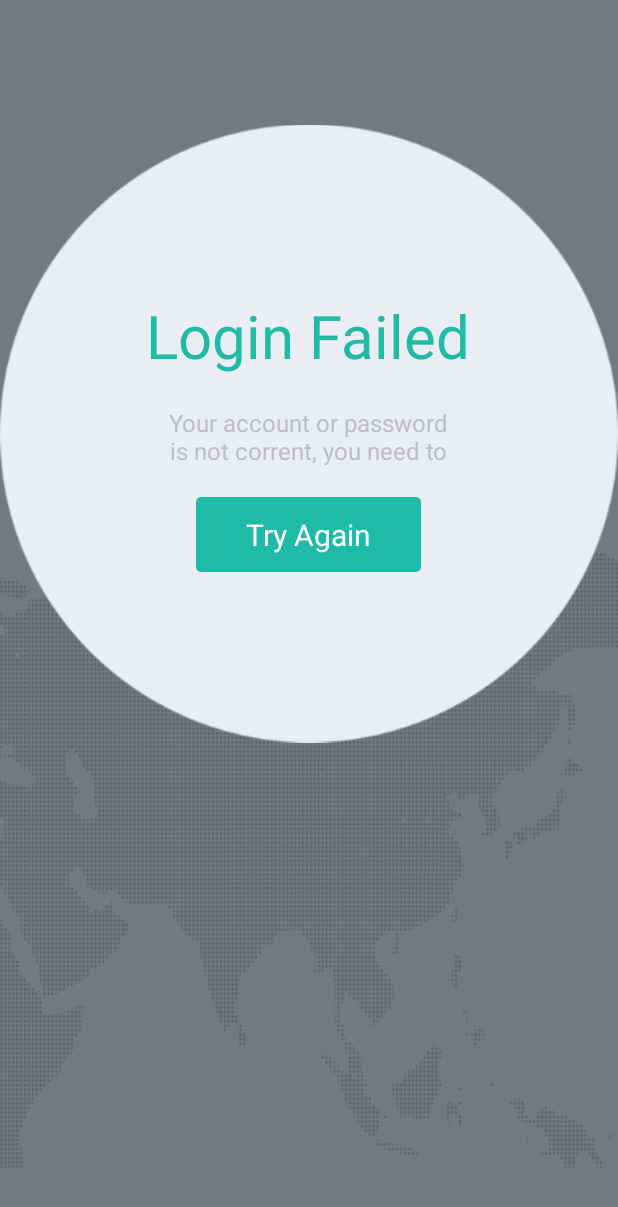
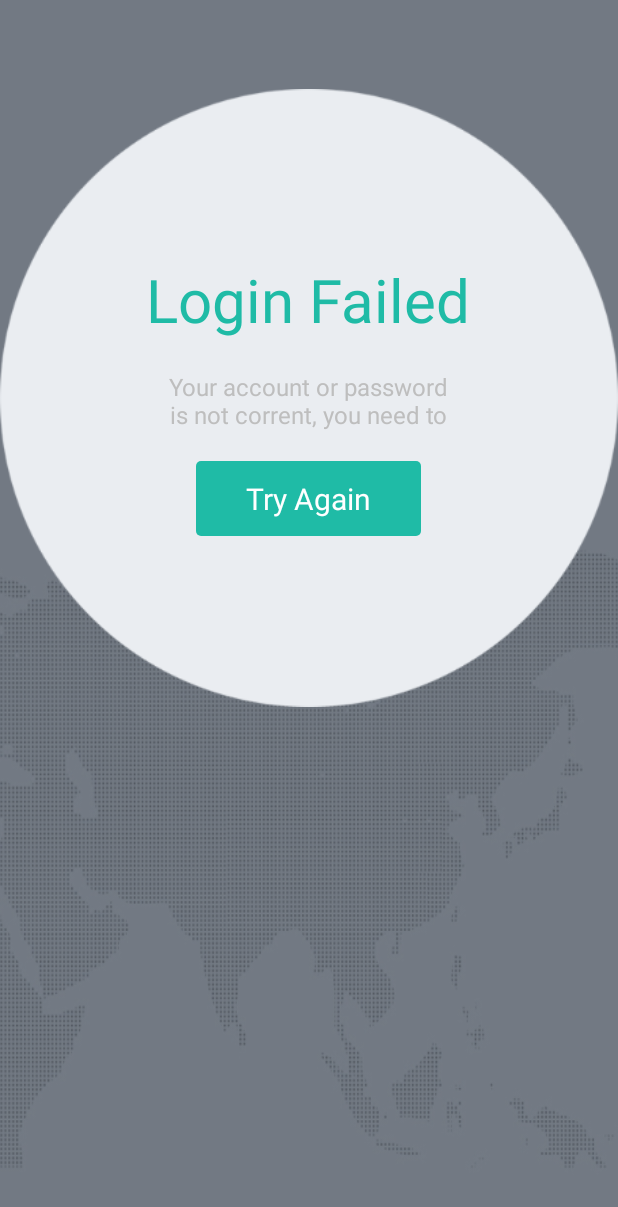
Before and after one commit to strawhatboy/SQBExpressAssistant, an Android app: the loginFailedActivity screen opened directly, with no data from a screen before it, on a phone screen of 412 x 824 dp. Shown: the top 1207 px of the screen. Run offline under Robolectric (Android 15) with nearby library versions, the phone set to English and light mode, and no system bars; our stand-ins replace CircleImageView.

Commit message:
try to call the rest

```diff
--- a/app/src/main/AndroidManifest.xml
+++ b/app/src/main/AndroidManifest.xml
@@ -6,6 +6,7 @@
     <uses-permission android:name="android.permission.GET_ACCOUNTS" />
     <uses-permission android:name="android.permission.READ_PROFILE" />
     <uses-permission android:name="android.permission.READ_CONTACTS" />
+    <uses-permission android:name="android.permission.INTERNET" />
     <uses-permission android:name="android.permission.READ_EXTERNAL_STORAGE" />
 
     <application
--- a/app/src/main/java/com/sqbnet/expressassistant/Provider/SQBProvider.java
+++ b/app/src/main/java/com/sqbnet/expressassistant/Provider/SQBProvider.java
@@ -35,7 +35,7 @@ public class SQBProvider {
         try {
             String url = BASE_URL + URL_APPREV;
             JSONObject jsonObject = new JSONObject();
-            jsonObject.put("mobilephone", mobile);
+            jsonObject.put("phone", mobile);
 
             BaseHttpThread httpThread = new BaseHttpThread(url, jsonObject, new BaseHttpResultListener() {
                 @Override
@@ -59,4 +59,8 @@ public class SQBProvider {
             e.printStackTrace();
         }
     }
+
+    public void uploadPhoto() {
+
+    }
 }
--- a/app/src/main/res/layout/activity_login_failed.xml
+++ b/app/src/main/res/layout/activity_login_failed.xml
@@ -7,7 +7,7 @@
 
     <LinearLayout
         android:layout_width="fill_parent"
-        android:layout_height="60dp">
+        android:layout_height="45dp">
 
     </LinearLayout>
 
@@ -15,7 +15,7 @@
         android:layout_width="fill_parent"
         android:layout_height="0dp"
         android:orientation="vertical"
-        android:layout_weight="6">
+        android:layout_weight="13">
         <ImageView
             android:id="@+id/iv_login_failed_circle"
             android:layout_width="fill_parent"
@@ -59,7 +59,7 @@
     <RelativeLayout
         android:layout_width="fill_parent"
         android:layout_height="0dp"
-        android:layout_weight="4"
+        android:layout_weight="10"
         android:orientation="vertical">
     </RelativeLayout>
 </LinearLayout>
```
Also changed, not shown: app/src/main/java/com/sqbnet/expressassistant/registrationActivity.java (+60 -2 lines).
